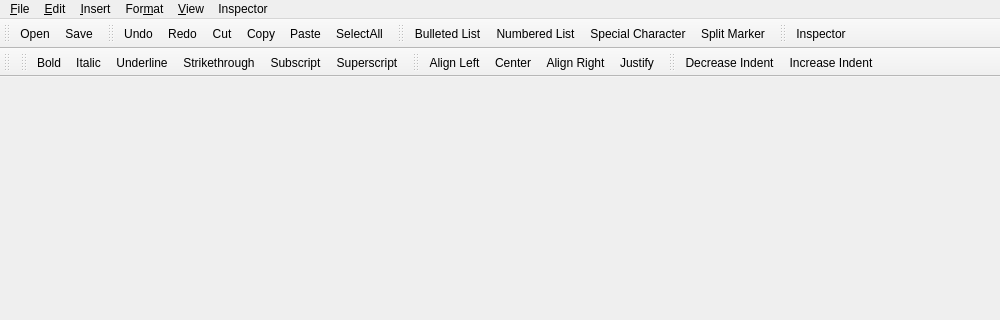
First picture: the form in main.ui, repository Sigil-Ebook/PageEdit, before the edit; both pictures show x 0 to 1000 and y 0 to 320 of the 1000 by 700 pixel window.
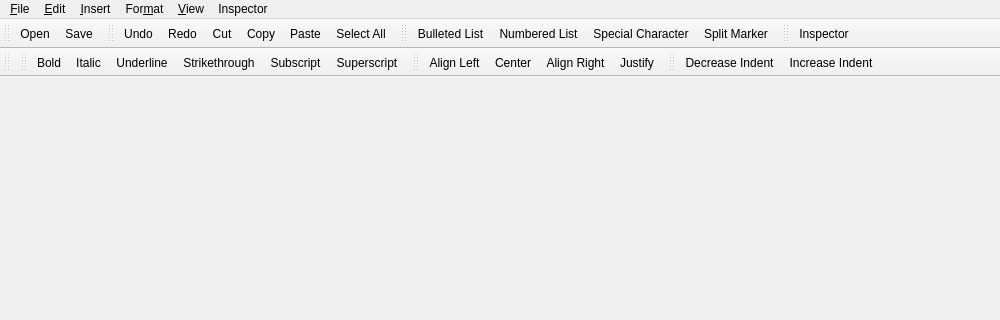
Second picture: the form after the edit. Icons and pictures are not drawn.

Commit message: fix epub -> html files, and SelectAll in ui files

Diff of the .ui file:
```diff
--- a/main.ui
+++ b/main.ui
@@ -907,7 +907,7 @@
      <normaloff>:/icons/edit-select-all_48px.png</normaloff>:/icons/edit-select-all_48px.png</iconset>
    </property>
    <property name="text">
-    <string>&amp;SelectAll</string>
+    <string>&amp;Select All</string>
    </property>
    <property name="toolTip">
     <string>Select all text in the document.</string>
```
The commit also changes 1 other file.
